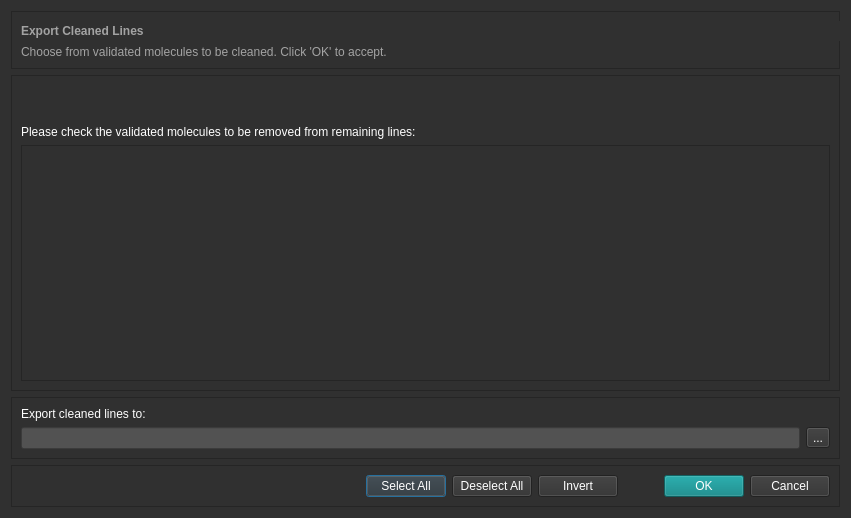
Before: the Qt Designer form app/dialogs/frames/experiment_view/export_cleaned_lines.ui in jnicoleoliveira/SPECData, drawn with Qt 5.
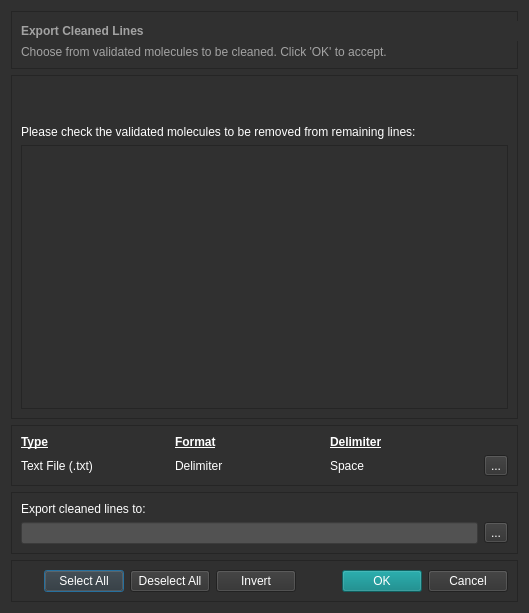
After: the same form once the commit is applied.

Commit message: -- fixed GUI related issues with export cleaned lines

```diff
--- a/app/dialogs/frames/experiment_view/export_cleaned_lines.ui
+++ b/app/dialogs/frames/experiment_view/export_cleaned_lines.ui
@@ -6,8 +6,8 @@
    <rect>
     <x>0</x>
     <y>0</y>
-    <width>851</width>
-    <height>518</height>
+    <width>529</width>
+    <height>613</height>
    </rect>
   </property>
   <property name="windowTitle">
@@ -20,62 +20,6 @@
 </string>
   </property>
   <layout class="QGridLayout" name="gridLayout_4">
-   <item row="1" column="0">
-    <widget class="QFrame" name="frame_2">
-     <property name="frameShape">
-      <enum>QFrame::StyledPanel</enum>
-     </property>
-     <property name="frameShadow">
-      <enum>QFrame::Raised</enum>
-     </property>
-     <layout class="QGridLayout" name="gridLayout_3">
-      <item row="1" column="0">
-       <widget class="QLabel" name="label_2">
-        <property name="frameShape">
-         <enum>QFrame::NoFrame</enum>
-        </property>
-        <property name="text">
-         <string>Please check the validated molecules to be removed from remaining lines:</string>
-        </property>
-       </widget>
-      </item>
-      <item row="2" column="0">
-       <widget class="QScrollArea" name="scrollArea">
-        <property name="widgetResizable">
-         <bool>true</bool>
-        </property>
-        <widget class="QWidget" name="scrollAreaWidgetContents">
-         <property name="geometry">
-          <rect>
-           <x>0</x>
-           <y>0</y>
-           <width>819</width>
-           <height>214</height>
-          </rect>
-         </property>
-         <zorder>frame_6</zorder>
-        </widget>
-       </widget>
-      </item>
-      <item row="0" column="0">
-       <spacer name="verticalSpacer_3">
-        <property name="orientation">
-         <enum>Qt::Vertical</enum>
-        </property>
-        <property name="sizeType">
-         <enum>QSizePolicy::Minimum</enum>
-        </property>
-        <property name="sizeHint" stdset="0">
-         <size>
-          <width>20</width>
-          <height>40</height>
-         </size>
-        </property>
-       </spacer>
-      </item>
-     </layout>
-    </widget>
-   </item>
    <item row="0" column="0">
     <widget class="QFrame" name="frame_6">
      <property name="sizePolicy">
@@ -142,7 +86,182 @@
      </widget>
     </widget>
    </item>
-   <item row="4" column="0">
+   <item row="1" column="0">
+    <widget class="QFrame" name="frame_2">
+     <property name="frameShape">
+      <enum>QFrame::StyledPanel</enum>
+     </property>
+     <property name="frameShadow">
+      <enum>QFrame::Raised</enum>
+     </property>
+     <layout class="QGridLayout" name="gridLayout_3">
+      <item row="1" column="0">
+       <widget class="QLabel" name="label_2">
+        <property name="frameShape">
+         <enum>QFrame::NoFrame</enum>
+        </property>
+        <property name="text">
+         <string>Please check the validated molecules to be removed from remaining lines:</string>
+        </property>
+       </widget>
+      </item>
+      <item row="2" column="0">
+       <widget class="QScrollArea" name="scrollArea">
+        <property name="widgetResizable">
+         <bool>true</bool>
+        </property>
+        <widget class="QWidget" name="scrollAreaWidgetContents">
+         <property name="geometry">
+          <rect>
+           <x>0</x>
+           <y>0</y>
+           <width>497</width>
+           <height>229</height>
+          </rect>
+         </property>
+        </widget>
+       </widget>
+      </item>
+      <item row="0" column="0">
+       <spacer name="verticalSpacer_3">
+        <property name="orientation">
+         <enum>Qt::Vertical</enum>
+        </property>
+        <property name="sizeType">
+         <enum>QSizePolicy::Minimum</enum>
+        </property>
+        <property name="sizeHint" stdset="0">
+         <size>
+          <width>20</width>
+          <height>40</height>
+         </size>
+        </property>
+       </spacer>
+      </item>
+     </layout>
+    </widget>
+   </item>
+   <item row="3" column="0" rowspan="2">
+    <widget class="QFrame" name="frame_5">
+     <property name="frameShape">
+      <enum>QFrame::StyledPanel</enum>
+     </property>
+     <property name="frameShadow">
+      <enum>QFrame::Raised</enum>
+     </property>
+     <layout class="QGridLayout" name="gridLayout">
+      <item row="1" column="0">
+       <widget class="QLineEdit" name="select_file_txt">
+        <property name="styleSheet">
+         <string notr="true">background-color: rgb(82, 82, 82);
+color: rgb(255, 255, 255);</string>
+        </property>
+        <property name="locale">
+         <locale language="English" country="UnitedStates"/>
+        </property>
+       </widget>
+      </item>
+      <item row="1" column="1">
+       <widget class="QToolButton" name="select_file_btn">
+        <property name="text">
+         <string>...</string>
+        </property>
+       </widget>
+      </item>
+      <item row="0" column="0">
+       <widget class="QLabel" name="label">
+        <property name="text">
+         <string>Export cleaned lines to:</string>
+        </property>
+       </widget>
+      </item>
+     </layout>
+    </widget>
+   </item>
+   <item row="2" column="0">
+    <widget class="QFrame" name="frame_3">
+     <property name="frameShape">
+      <enum>QFrame::StyledPanel</enum>
+     </property>
+     <property name="frameShadow">
+      <enum>QFrame::Raised</enum>
+     </property>
+     <layout class="QGridLayout" name="gridLayout_2">
+      <item row="1" column="1">
+       <widget class="QLabel" name="format_lbl">
+        <property name="text">
+         <string>Delimiter</string>
+        </property>
+       </widget>
+      </item>
+      <item row="0" column="0">
+       <widget class="QLabel" name="label_5">
+        <property name="font">
+         <font>
+          <weight>75</weight>
+          <bold>true</bold>
+          <underline>true</underline>
+         </font>
+        </property>
+        <property name="text">
+         <string>Type</string>
+        </property>
+       </widget>
+      </item>
+      <item row="0" column="1">
+       <widget class="QLabel" name="label_6">
+        <property name="font">
+         <font>
+          <weight>75</weight>
+          <bold>true</bold>
+          <underline>true</underline>
+          <kerning>false</kerning>
+         </font>
+        </property>
+        <property name="text">
+         <string>Format</string>
+        </property>
+       </widget>
+      </item>
+      <item row="1" column="2">
+       <widget class="QLabel" name="data_lbl">
+        <property name="text">
+         <string>Space</string>
+        </property>
+       </widget>
+      </item>
+      <item row="1" column="0">
+       <widget class="QLabel" name="type_lbl">
+        <property name="text">
+         <string>Text File (.txt)</string>
+        </property>
+       </widget>
+      </item>
+      <item row="0" column="2">
+       <widget class="QLabel" name="data_title_lbl">
+        <property name="font">
+         <font>
+          <weight>75</weight>
+          <bold>true</bold>
+          <underline>true</underline>
+         </font>
+        </property>
+        <property name="text">
+         <string>Delimiter</string>
+        </property>
+       </widget>
+      </item>
+      <item row="1" column="3">
+       <widget class="QToolButton" name="options_btn">
+        <property name="text">
+         <string>...</string>
+        </property>
+       </widget>
+      </item>
+     </layout>
+    </widget>
+   </item>
+   <item row="5" column="0">
     <widget class="QFrame" name="frame">
      <property name="frameShape">
       <enum>QFrame::StyledPanel</enum>
@@ -228,43 +347,6 @@
      </layout>
     </widget>
    </item>
-   <item row="2" column="0" rowspan="2">
-    <widget class="QFrame" name="frame_5">
-     <property name="frameShape">
-      <enum>QFrame::StyledPanel</enum>
-     </property>
-     <property name="frameShadow">
-      <enum>QFrame::Raised</enum>
-     </property>
-     <layout class="QGridLayout" name="gridLayout">
-      <item row="1" column="0">
-       <widget class="QLineEdit" name="select_file_txt">
-        <property name="styleSheet">
-         <string notr="true">background-color: rgb(82, 82, 82);
-color: rgb(255, 255, 255);</string>
-        </property>
-        <property name="locale">
-         <locale language="English" country="UnitedStates"/>
-        </property>
-       </widget>
-      </item>
-      <item row="1" column="1">
-       <widget class="QToolButton" name="select_file_btn">
-        <property name="text">
-         <string>...</string>
-        </property>
-       </widget>
-      </item>
-      <item row="0" column="0">
-       <widget class="QLabel" name="label">
-        <property name="text">
-         <string>Export cleaned lines to:</string>
-        </property>
-       </widget>
-      </item>
-     </layout>
-    </widget>
-   </item>
   </layout>
  </widget>
  <resources/>
```
The commit also changes 4 other files.
